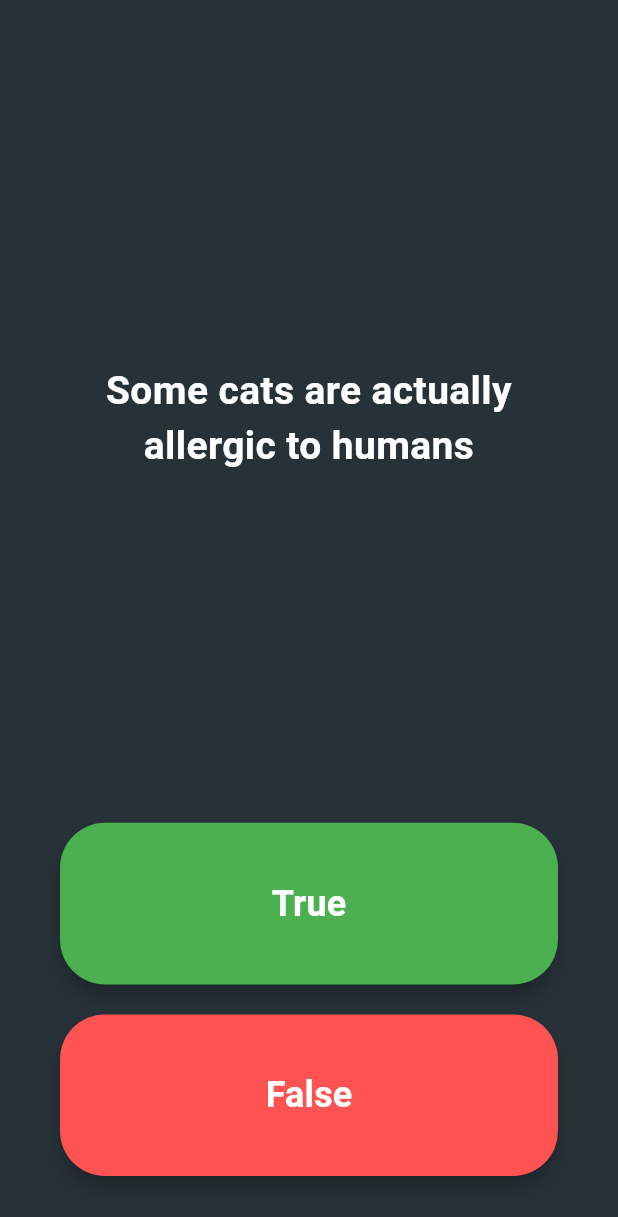
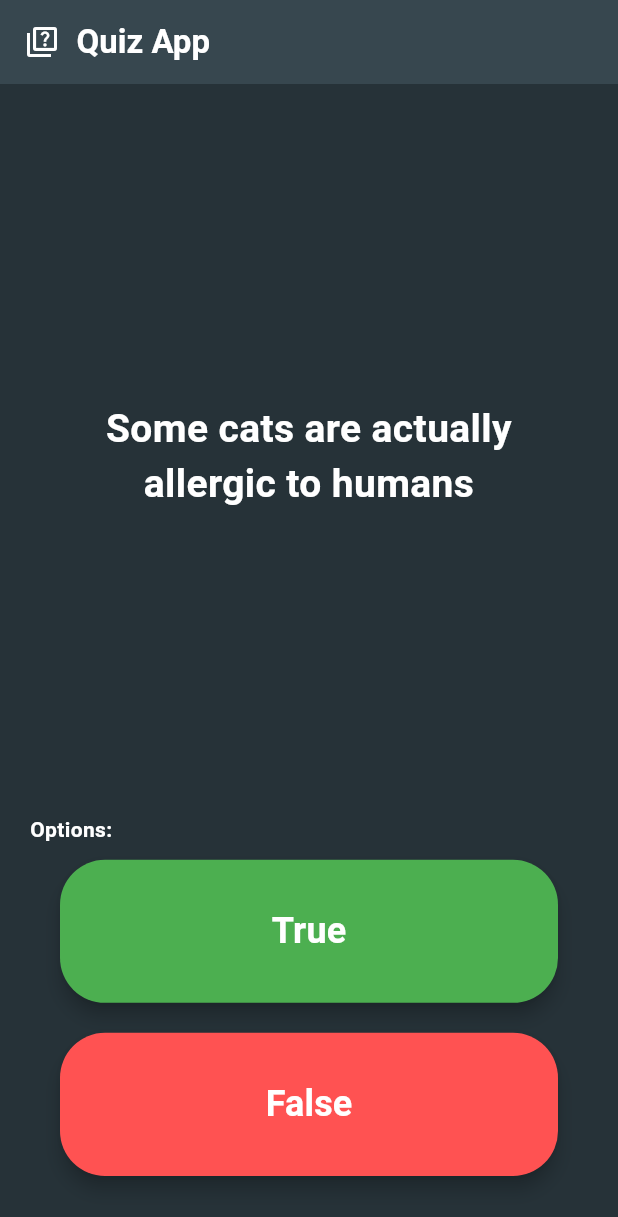
Before and after one commit to pawanrajsingh2088/App-Dev-Projects, a Flutter app: the screen it shows after launch, on a phone screen of 412 x 824 dp. Shown: the top 1217 px of the screen. Run offline on Flutter 3.47's test engine with Material 3 defaults, Android fonts, the light colour scheme and no system bars; our stand-ins replace rflutter_alert.

Commit message:
Appbar added and UI enhanced

```diff
--- a/quiz_app/lib/main.dart
+++ b/quiz_app/lib/main.dart
@@ -14,6 +14,15 @@ class Quizzler extends StatelessWidget {
     return MaterialApp(
       debugShowCheckedModeBanner: false,
       home: Scaffold(
+        appBar: AppBar(
+          title: Row(
+            children: [
+              Icon(Icons.quiz_outlined,color: Colors.white,),
+              Text('  Quiz App',style: TextStyle(color: Colors.white,fontWeight: FontWeight.bold),),
+            ],
+          ),
+          backgroundColor:Colors.blueGrey[800] ,
+        ),
         backgroundColor: Colors.blueGrey[900],
         body: const SafeArea(
           child: Padding(
@@ -59,6 +68,8 @@ class _QuizPageState extends State<QuizPage> {
             ),
           ),
         ),
+        Text('Options:',style: TextStyle(color: Colors.white,fontWeight: FontWeight.w700),),
+        SizedBox(height: 10,),
         Expanded(
           child: Padding(
             padding: const EdgeInsets.symmetric(horizontal: 20.0),
@@ -86,6 +97,7 @@ class _QuizPageState extends State<QuizPage> {
           ),
         ),
         const SizedBox(height: 20),
+
         Expanded(
           child: Padding(
             padding: const EdgeInsets.symmetric(horizontal: 20.0),
@@ -136,6 +148,7 @@ class _QuizPageState extends State<QuizPage> {
         quizBrain.reset();
         scoreKeeper = [];
       } else {
+
         if (userPickedAnswer == correctAnswer) {
           scoreKeeper.add(const Icon(
             Icons.check,
```
Also changed, not shown: quiz_app/pubspec.lock.
